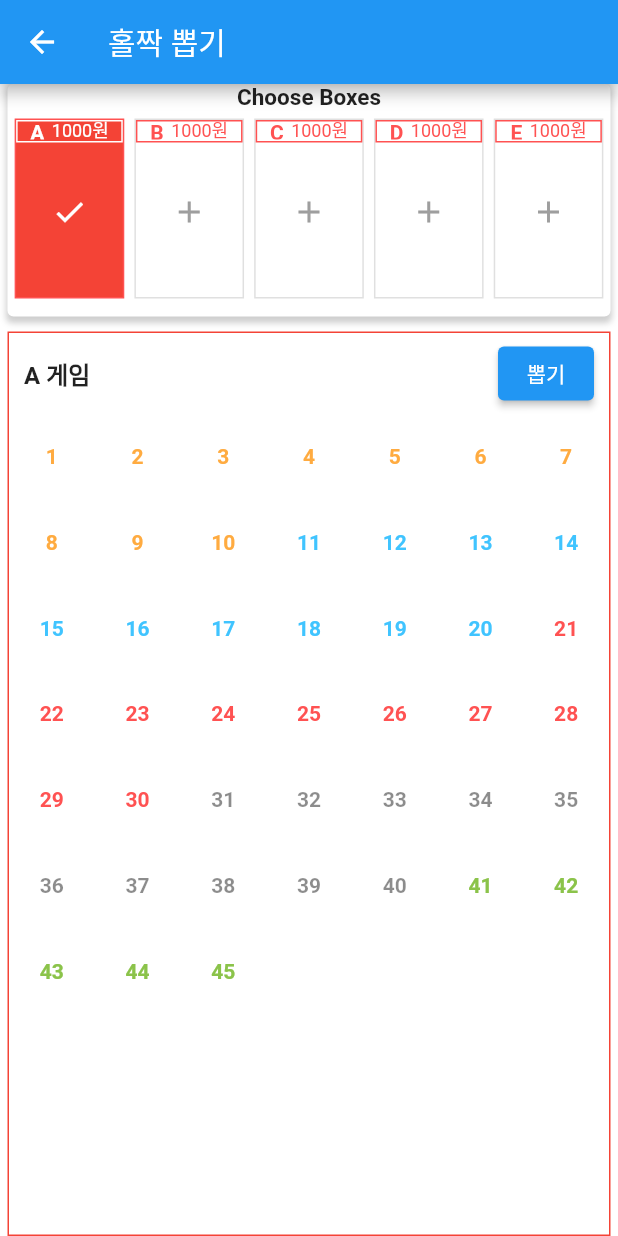
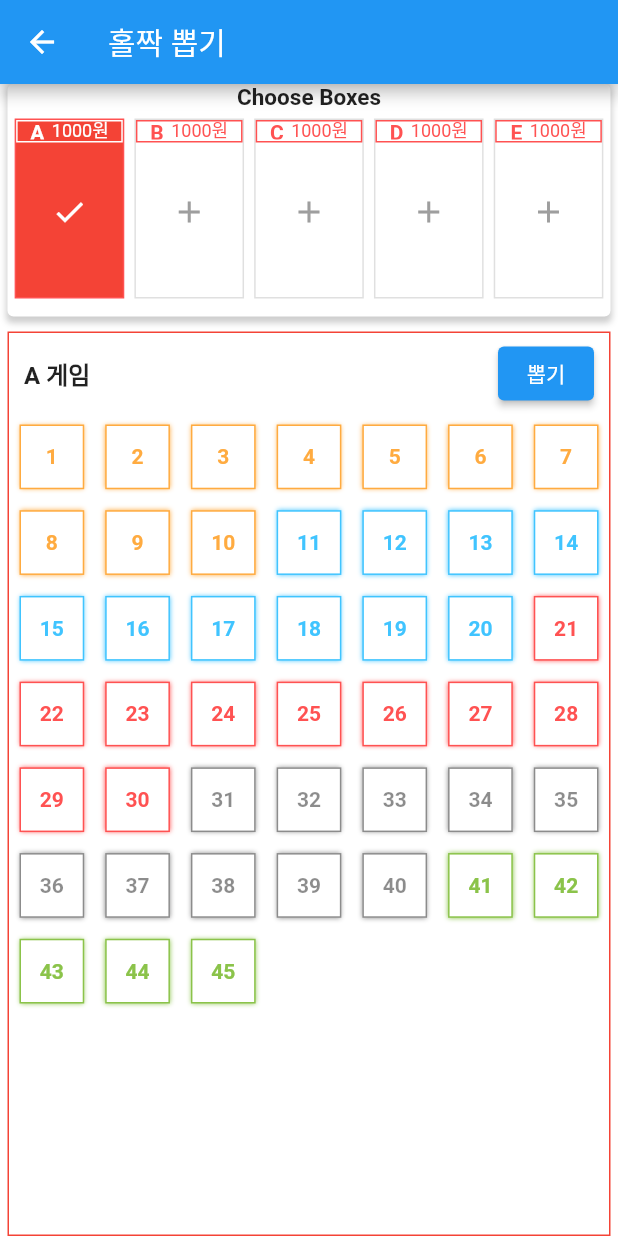
Before and after one commit to day0ung/mirea_on, a Flutter app: the SnifflingWidget screen opened directly, on a phone screen of 412 x 824 dp. Run offline on Flutter 3.47's test engine with Material 2 defaults, Android fonts, the phone set to English and light mode, and no system bars; our stand-ins replace shared_preferences; accounts and stored records are empty.

Commit message:
chore : 에니메이션 시간 변경 아이콘변경

```diff
--- a/front-end/mirea_on/lib/pages/page_home.dart
+++ b/front-end/mirea_on/lib/pages/page_home.dart
@@ -38,7 +38,7 @@ class _HomePage extends State<HomePage> {
         backgroundColor: Colors.transparent,
         title: const Center(
           child: Icon(
-            Icons.terrain,
+            Icons.home,
             color: ColorUtils.mainColor,
             size: 40,
           ),
--- a/front-end/mirea_on/lib/screens/app_home.dart
+++ b/front-end/mirea_on/lib/screens/app_home.dart
@@ -69,7 +69,7 @@ class _HomeAppState extends State<HomeApp>{
       _selectedIndex = index;
       _pageController.animateToPage(
         index,
-        duration: const Duration(milliseconds: 50),
+        duration: const Duration(milliseconds: 10),
         curve: Curves.easeInOut,
       );
     });
--- a/front-end/mirea_on/lib/utils/decoration.dart
+++ b/front-end/mirea_on/lib/utils/decoration.dart
@@ -38,4 +38,40 @@ class DecorationUtils {
     );
   }
 
+  static BoxDecoration buildCustomNumberDecoration({
+    bool isSelected = false,
+    Color color = Colors.white,
+    required int number,
+  }) {
+    return BoxDecoration(
+      color: isSelected ? color : Colors.white,
+      border: Border.all(color: color),
+      borderRadius:  BorderRadius.circular(0),
+      boxShadow: [
+        BoxShadow(
+          color: ColorUtils.getColorForNumber(number),
+          blurRadius: 2,
+        ),
+      ],
+    );
+  }
+
+  static BoxDecoration buildCustomBoxDecorationRaffle({
+    bool isSelected = false,
+    Color color = Colors.white,
+    required int number,
+  }) {
+    return BoxDecoration(
+      color: isSelected ? color : Colors.white,
+      border: Border.all(color: color),
+      borderRadius: BorderRadius.circular(30),
+      boxShadow: [
+        BoxShadow(
+          color: ColorUtils.getColorForNumber(number),
+          blurRadius: 2,
+        ),
+      ],
+    );
+  }
+
 }
```
